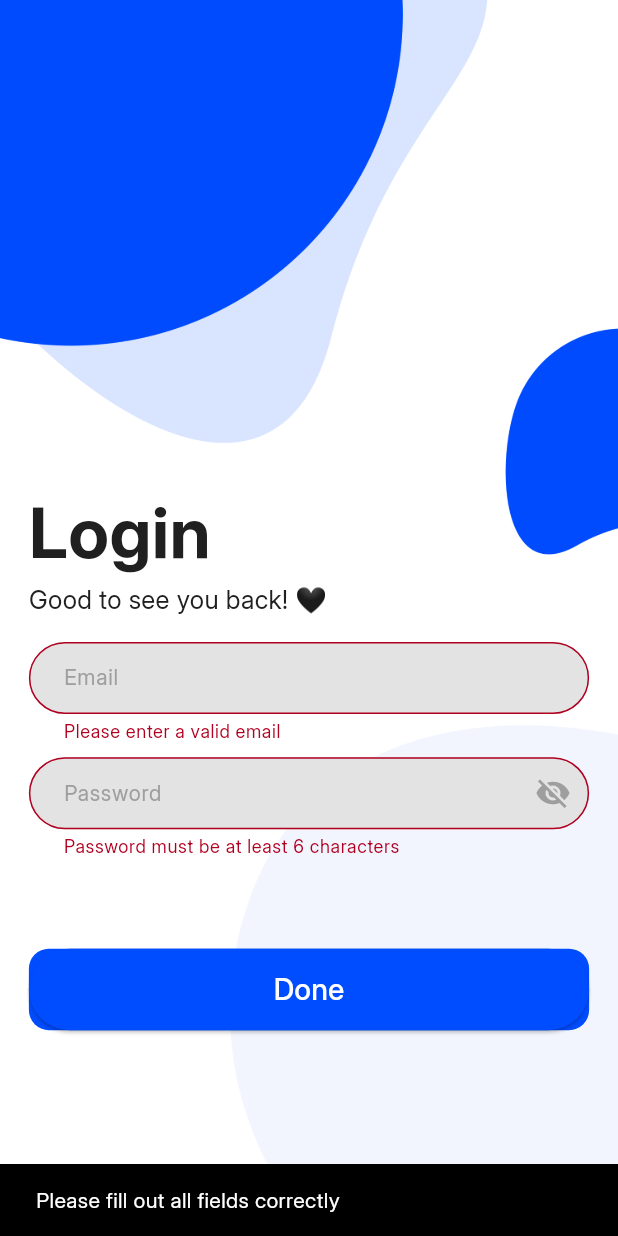
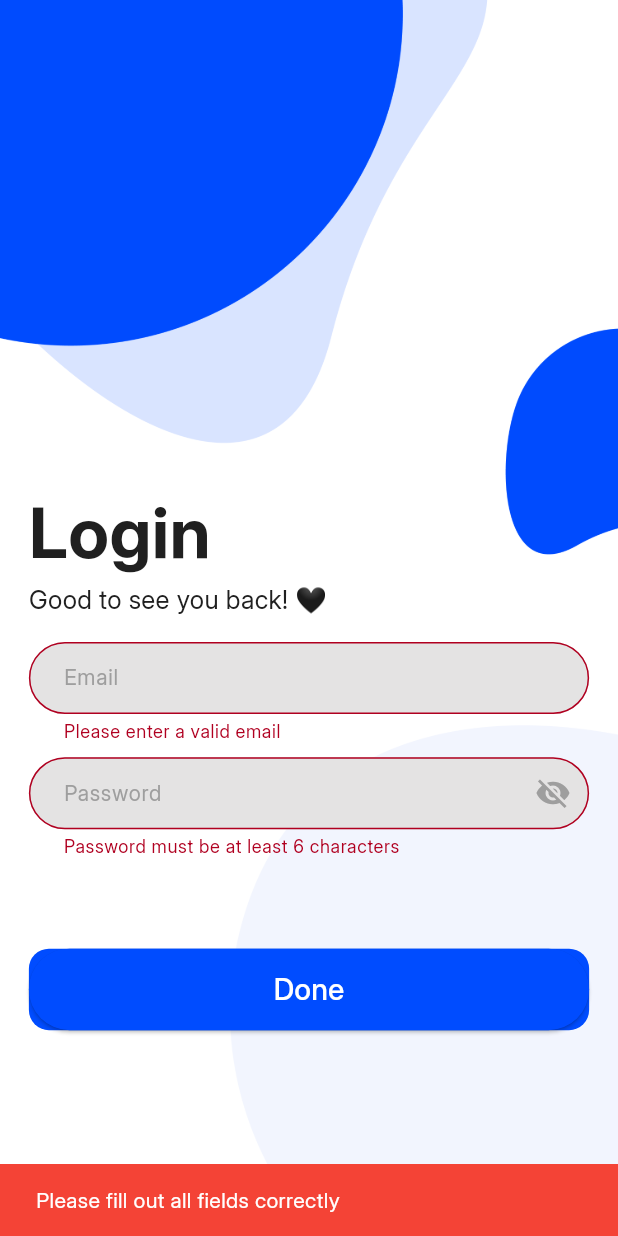
Before and after one commit to SalmaMarey/e_commerce_app, a Flutter app: the LoginScreen screen opened by its route, scrolled down 68 dp, after a tap on "Done", on a phone screen of 412 x 824 dp. Run offline on Flutter 3.47's test engine with Material 3 defaults, Android fonts, the phone set to English and light mode, and no system bars; our stand-ins replace cached_network_image, cloud_firestore, dio, firebase_auth, firebase_core, firebase_storage and 7 more; missing offline and left inert: firebase_app_check; accounts and stored records are empty.

Commit message:
finish login

```diff
--- a/lib/core/error_handler/error_handler.dart
+++ b/lib/core/error_handler/error_handler.dart
@@ -1,5 +1,6 @@
 import 'package:e_commerce_app/core/network/internet_checker.dart';
 import 'package:firebase_auth/firebase_auth.dart';
+import 'package:cloud_firestore/cloud_firestore.dart';
 import 'package:flutter/material.dart';
 
 class ErrorHandler {
@@ -17,16 +18,12 @@ class ErrorHandler {
     } else if (error is String) {
       errorMessage = error;
     }
-
-    // Show error message to the user
     ScaffoldMessenger.of(context).showSnackBar(
       SnackBar(
         content: Text(errorMessage),
         backgroundColor: Colors.red,
       ),
     );
-
-    // Log the error for debugging
     debugPrint('Error: $error');
   }
 }
--- a/lib/core/network/internet_checker.dart
+++ b/lib/core/network/internet_checker.dart
@@ -8,6 +8,7 @@ class InternetChecker {
   Future<bool> get isConnected async =>
       await _connectionChecker.hasInternetAccess;
 }
+
 class NetworkException implements Exception {
   final String message;
   NetworkException(this.message);
--- a/lib/core/services/di.dart
+++ b/lib/core/services/di.dart
@@ -69,6 +69,7 @@ void setupServiceLocator() {
   di.registerFactory(() => RegisterBloc(di<RegisterUseCase>()));
 
   //login
+
   di.registerLazySingleton<LoginDataSource>(
     () => LoginDataSourceImpl(
       firebaseAuth: di(),
@@ -79,9 +80,10 @@ void setupServiceLocator() {
     () => LoginRepositoryImpl(loginDataSource: di()),
   );
   di.registerLazySingleton(() => LoginUseCase(loginRepository: di()));
+
   di.registerFactory(() => LoginBloc(
         loginUseCase: di(),
-        firestore: di(),
+        firestore: di<FirebaseFirestore>(),
       ));
   //profile
   di.registerLazySingleton<ProfileRemoteDataSource>(
--- a/lib/features/auth/log_in/data/remote/login_data_source.dart
+++ b/lib/features/auth/log_in/data/remote/login_data_source.dart
@@ -1,5 +1,6 @@
 import 'package:e_commerce_app/core/models/user_model.dart';
+import 'package:flutter/material.dart';
 
 abstract class LoginDataSource {
-  Future<UserModel> loginUser(String email, String password);
+  Future<UserModel> loginUser(String email, String password, BuildContext context);
 }
--- a/lib/features/auth/log_in/domain/login_repo.dart
+++ b/lib/features/auth/log_in/domain/login_repo.dart
@@ -1,5 +1,6 @@
 import 'package:e_commerce_app/core/models/user_model.dart';
+import 'package:flutter/material.dart';
 
 abstract class LoginRepository {
-  Future<UserModel> login(String email, String password);
+  Future<UserModel> login(String email, String password, BuildContext context);
 }
--- a/lib/features/auth/log_in/presentation/controller/login_event.dart
+++ b/lib/features/auth/log_in/presentation/controller/login_event.dart
@@ -1,8 +1,15 @@
+import 'package:flutter/material.dart';
+
 abstract class LoginEvent {}
 
 class LoginButtonPressed extends LoginEvent {
   final String email;
   final String password;
+  final BuildContext context;
 
-  LoginButtonPressed({required this.email, required this.password});
+  LoginButtonPressed({
+    required this.email,
+    required this.password,
+    required this.context,
+  });
 }
--- a/lib/features/auth/log_in/presentation/screens/login_screen.dart
+++ b/lib/features/auth/log_in/presentation/screens/login_screen.dart
@@ -1,17 +1,13 @@
 // ignore_for_file: avoid_print
-
+import 'package:e_commerce_app/core/error_handler/error_handler.dart';
 import 'package:e_commerce_app/core/routing/routes.dart';
 import 'package:e_commerce_app/core/services/di.dart';
-import 'package:e_commerce_app/core/utils/assets.dart';
-import 'package:e_commerce_app/core/themes/app_text_styles.dart';
-import 'package:e_commerce_app/core/utils/widgets/custom_button.dart';
-import 'package:e_commerce_app/core/utils/widgets/custom_text_field.dart';
 import 'package:e_commerce_app/features/auth/log_in/presentation/controller/login_bloc.dart';
 import 'package:e_commerce_app/features/auth/log_in/presentation/controller/login_state.dart';
+import 'package:e_commerce_app/features/auth/log_in/presentation/widgets/login_background_widget.dart';
+import 'package:e_commerce_app/features/auth/log_in/presentation/widgets/login_form_widget.dart';
 import 'package:flutter/material.dart';
 import 'package:flutter_bloc/flutter_bloc.dart';
-import 'package:flutter_screenutil/flutter_screenutil.dart';
-
 import '../controller/login_event.dart';
 
 class LoginScreen extends StatefulWidget {
@@ -27,14 +23,6 @@ class _LoginScreenState extends State<LoginScreen> {
 
   final GlobalKey<FormState> formKey = GlobalKey<FormState>();
 
-  bool _validateEmail(String email) {
-    return RegExp(r'^[^@]+@[^@]+\.[^@]+$').hasMatch(email);
-  }
-
-  bool _validatePassword(String password) {
-    return password.length >= 6;
-  }
-
   @override
   Widget build(BuildContext context) {
     return BlocProvider(
@@ -47,9 +35,7 @@ class _LoginScreenState extends State<LoginScreen> {
                   'LoginSuccess state received. User: ${state.user.toJson()}');
               Navigator.pushReplacementNamed(context, Routes.layout);
             } else if (state is LoginFailure) {
-              ScaffoldMessenger.of(context).showSnackBar(
-                SnackBar(content: Text(state.error)),
-              );
+              ErrorHandler.handleError(context, state.error);
             }
           },
           builder: (context, state) {
@@ -58,96 +44,37 @@ class _LoginScreenState extends State<LoginScreen> {
             }
             return Scaffold(
               body: SingleChildScrollView(
-                child: Stack(
-                  children: [
-                    Image.asset(Assets.login),
-                    Positioned(
-                      top: 438.h,
-                      left: 20.w,
-                      right: 20.w,
-                      child: Form(
-                        key: formKey,
-                        child: Column(
-                          crossAxisAlignment: CrossAxisAlignment.start,
-                          children: [
-                            Text(
-                              'Login',
-                              style: AppTextStyles.font52Bold,
-                            ),
-                            Text(
-                              'Good to see you back! 🖤',
-                              style: AppTextStyles.font19Regular,
-                            ),
-                            SizedBox(
-                              height: 17.08.h,
-                            ),
-                            CustomTextField(
-                              controller: emailController,
-                              validator: (value) {
-                                if (value == null || !_validateEmail(value)) {
-                                  return 'Please enter a valid email';
-                                }
-                                return null;
-                              },
-                              labelText: 'Email',
-                            ),
-                            SizedBox(
-                              height: 10.h,
-                            ),
-                            CustomTextField(
-                              controller: passwordController,
-                              validator: (value) {
-                                if (value == null ||
-                                    !_validatePassword(value)) {
-                                  return 'Password must be at least 6 characters';
-                                }
-                                return null;
-                              },
-                              labelText: 'Password',
-                            ),
-                            SizedBox(
-                              height: 10.h,
-                            ),
-                            SizedBox(
-                              height: 57.h,
-                            ),
-                            CustomButton(
-                              onPressed: () {
+                child: LoginBackground(
+                  child: LoginForm(
+                    formKey: formKey,
+                    emailController: emailController,
+                    passwordController: passwordController,
+                    onLoginPressed: () {
                       if (formKey.currentState?.validate() ?? false) {
                         final email = emailController.text.trim();
-                                  final password =
-                                      passwordController.text.trim();
+                        final password = passwordController.text.trim();
                         if (email.isNotEmpty && password.isNotEmpty) {
                           BlocProvider.of<LoginBloc>(context).add(
                             LoginButtonPressed(
                               email: email,
                               password: password,
+                              context: context,
                             ),
                           );
                         } else {
-                                    ScaffoldMessenger.of(context).showSnackBar(
-                                      const SnackBar(
-                                        content: Text(
-                                            'Email and password cannot be empty'),
-                                      ),
+                          ErrorHandler.handleError(
+                            context,
+                            'Email and password cannot be empty',
                           );
                         }
                       } else {
-                                  ScaffoldMessenger.of(context).showSnackBar(
-                                    const SnackBar(
-                                      content: Text(
-                                          'Please fill out all fields correctly'),
-                                    ),
+                        ErrorHandler.handleError(
+                          context,
+                          'Please fill out all fields correctly',
                         );
                       }
                     },
-                              buttonText: 'Done',
                   ),
-                          ],
-                        ),
-                      ),
-                    ),
-                  ],
                 ),
               ),
             );
--- /dev/null
+++ b/lib/features/auth/log_in/presentation/widgets/login_background_widget.dart
@@ -0,0 +1,27 @@
+import 'package:e_commerce_app/core/utils/assets.dart';
+import 'package:flutter/widgets.dart';
+import 'package:flutter_screenutil/flutter_screenutil.dart';
+
+class LoginBackground extends StatelessWidget {
+  final Widget child;
+
+  const LoginBackground({
+    super.key,
+    required this.child,
+  });
+
+  @override
+  Widget build(BuildContext context) {
+    return Stack(
+      children: [
+        Image.asset(Assets.login),
+        Positioned(
+          top: 438.h,
+          left: 20.w,
+          right: 20.w,
+          child: child,
+        ),
+      ],
+    );
+  }
+}
--- /dev/null
+++ b/lib/features/auth/log_in/presentation/widgets/login_form_widget.dart
@@ -0,0 +1,76 @@
+import 'package:e_commerce_app/core/themes/app_text_styles.dart';
+import 'package:e_commerce_app/core/utils/widgets/custom_button.dart';
+import 'package:e_commerce_app/core/utils/widgets/custom_text_field.dart';
+import 'package:flutter/material.dart';
+import 'package:flutter_screenutil/flutter_screenutil.dart';
+
+class LoginForm extends StatelessWidget {
+  final GlobalKey<FormState> formKey;
+  final TextEditingController emailController;
+  final TextEditingController passwordController;
+  final VoidCallback onLoginPressed;
+
+  const LoginForm({
+    super.key,
+    required this.formKey,
+    required this.emailController,
+    required this.passwordController,
+    required this.onLoginPressed,
+  });
+
+  bool _validateEmail(String email) {
+    return RegExp(r'^[^@]+@[^@]+\.[^@]+$').hasMatch(email);
+  }
+
+  bool _validatePassword(String password) {
+    return password.length >= 6;
+  }
+
+  @override
+  Widget build(BuildContext context) {
+    return Form(
+      key: formKey,
+      child: Column(
+        crossAxisAlignment: CrossAxisAlignment.start,
+        children: [
+          Text(
+            'Login',
+            style: AppTextStyles.font52Bold,
+          ),
+          Text(
+            'Good to see you back! 🖤',
+            style: AppTextStyles.font19Regular,
+          ),
+          SizedBox(height: 17.08.h),
+          CustomTextField(
+            controller: emailController,
+            validator: (value) {
+              if (value == null || !_validateEmail(value)) {
+                return 'Please enter a valid email';
+              }
+              return null;
+            },
+            labelText: 'Email',
+          ),
+          SizedBox(height: 10.h),
+          CustomTextField(
+            controller: passwordController,
+            validator: (value) {
+              if (value == null || !_validatePassword(value)) {
+                return 'Password must be at least 6 characters';
+              }
+              return null;
+            },
+            labelText: 'Password',
+          ),
+          SizedBox(height: 10.h),
+          SizedBox(height: 57.h),
+          CustomButton(
+            onPressed: onLoginPressed,
+            buttonText: 'Done',
+          ),
+        ],
+      ),
+    );
+  }
+}
```
Also changed, not shown: lib/features/auth/log_in/data/login_repo_impl.dart (+23 -4 lines), lib/features/auth/log_in/data/remote/login_data_source_impl.dart (+27 -3 lines), lib/features/auth/log_in/domain/usecases/login_use_case.dart (+22 -3 lines), lib/features/auth/log_in/presentation/controller/login_bloc.dart (+23 -8 lines), lib/features/auth/log_in/presentation/widgets/login_button.dart (deleted, +0 -57 lines). Lines whose indentation alone changed are shown as unchanged.
